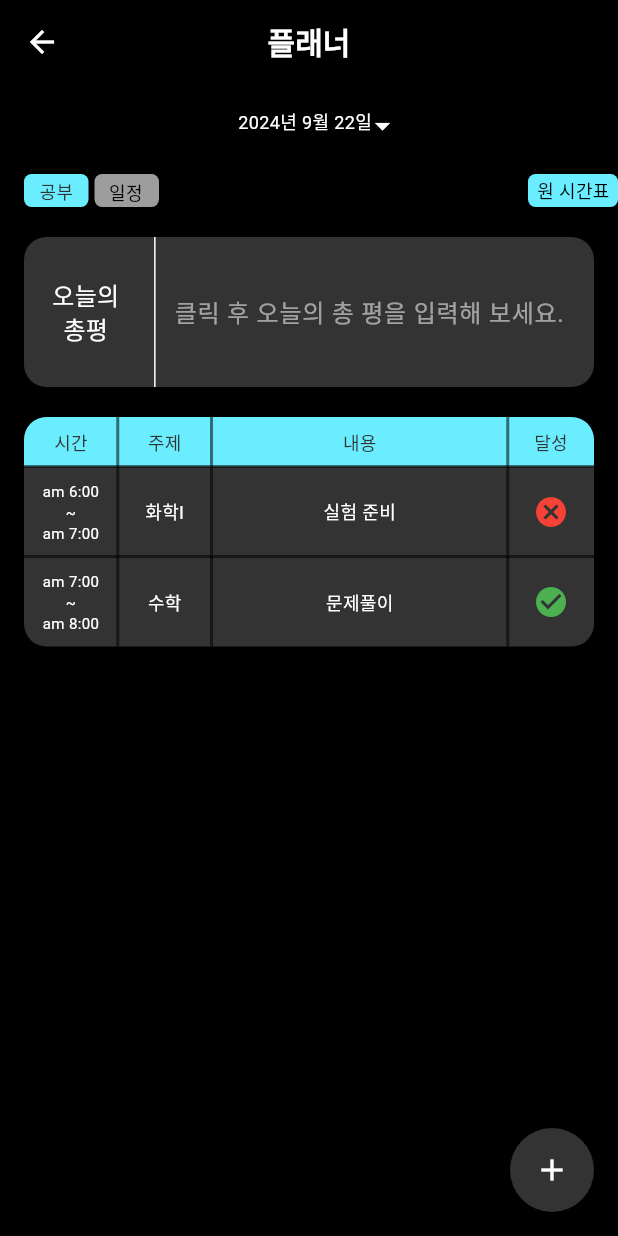
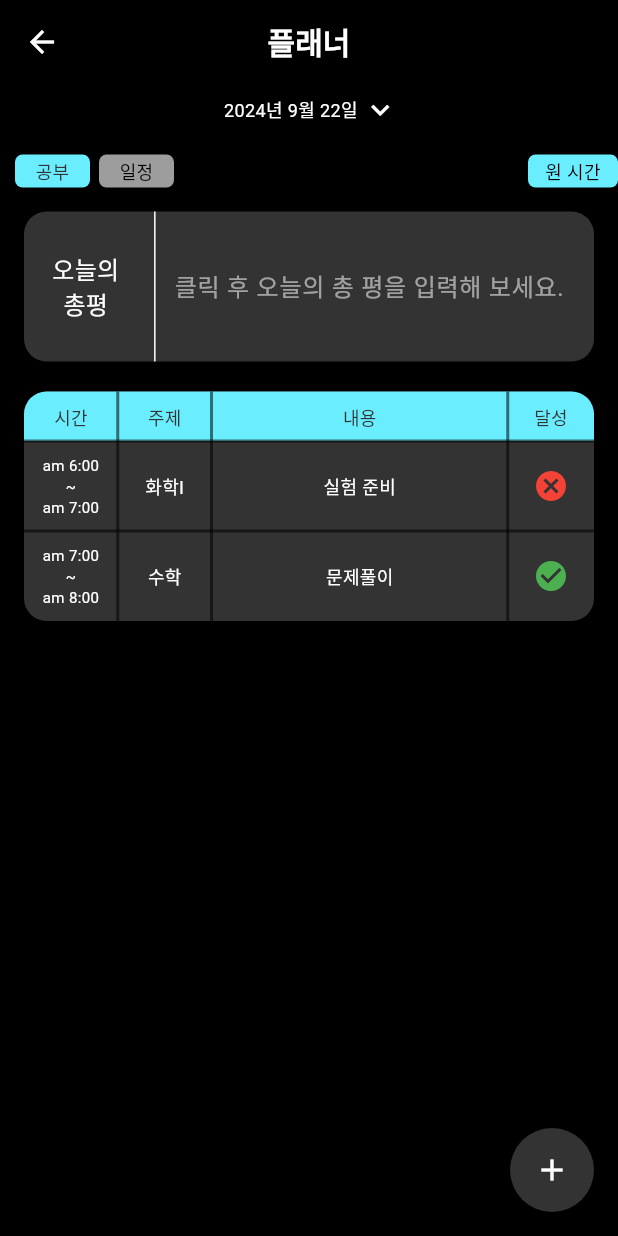
Before and after one commit to Hit-TheBook/frontend, a Flutter app: the PlannerPage screen opened directly, on a phone screen of 412 x 824 dp. Run offline on Flutter 3.47's test engine with Material 3 defaults, Android fonts, the phone set to English and light mode, and no system bars; our stand-ins replace animated_splash_screen, flutter_dotenv, flutter_feather_icons, lottie, page_transition, stop_watch_timer.

Commit message:
feat 플래너 UI

```diff
--- a/lib/pages/planner_page.dart
+++ b/lib/pages/planner_page.dart
@@ -12,6 +12,7 @@ class PlannerPage extends StatefulWidget {
 class _PlannerPageState extends State<PlannerPage> {
   DateTime _selectedDate = DateTime.now();
   final TextEditingController _controller = TextEditingController();
+  bool isStudying = true; // 공부 버튼 활성화 상태
 
   void _selectDate(BuildContext context) async {
     final DateTime? picked = await showCupertinoModalPopup<DateTime>(
@@ -108,109 +109,80 @@ class _PlannerPageState extends State<PlannerPage> {
       ),
       body: Column(
         children: [
+          Row(
+            mainAxisAlignment: MainAxisAlignment.center,
+            children: [
               GestureDetector(
-            onTap: () => _selectDate(context),
+
                 child: Container(
-              width: 122,
+
+                  width: 95,
                   height: 24,
                   alignment: Alignment.center,
-              margin: const EdgeInsets.only(top: 16.0),
-              child: Stack(
-                children: [
-                  Positioned(
-                    left: 0,
-                    top: 0,
-                    child: SizedBox(
-                      width: 117,
-                      height: 24,
+                  margin: const EdgeInsets.only(top: 5.0, right: 0.0),
                   child: Text(
                     formattedDate,
                     textAlign: TextAlign.center,
                     style: TextStyle(
                       color: Colors.white,
                       fontSize: 12,
-                          height: 0,
+                    ),
+
                   ),
                 ),
               ),
-                  ),
-                  Positioned(
-                    right: 0,
-                    top: 0,
-                    child: const Icon(
-                      Icons.arrow_drop_down,
+
+              Padding(
+                padding: const EdgeInsets.only(top: 5.0, left: 0.0), // 원하는 만큼 위쪽 여백 조정
+                child: GestureDetector(
+                  onTap: () => _selectDate(context), // 아이콘 클릭 시 날짜 선택 모달
+                  child: Icon(
+                    Icons.expand_more,
                     size: 24,
                     color: Colors.white,
                   ),
                 ),
+              ),
             ],
           ),
-            ),
-          ),
-          const SizedBox(height: 20),
-          // 버튼 추가
+          const SizedBox(height: 5),
           Row(
             mainAxisAlignment: MainAxisAlignment.start,
             children: [
-              const SizedBox(width: 16),
-              Container(
-                width: 43,
-                height: 22,
-                padding: const EdgeInsets.symmetric(horizontal: 6, vertical: 2),
-                decoration: ShapeDecoration(
-                  color: Color(0xFF69EDFF),
+              const SizedBox(width: 10),
+              ElevatedButton(
+                onPressed: () {
+                  setState(() {
+                    isStudying = true; // 공부 버튼 활성화
+                  });
+                },
+                style: ElevatedButton.styleFrom(
+                  backgroundColor: isStudying ? Color(0xFF69EDFF) : Color(0xFF9D9D9D), // 버튼 색상 설정
                   shape: RoundedRectangleBorder(borderRadius: BorderRadius.circular(5)),
+                  minimumSize: Size(50, 22),
+                  padding: EdgeInsets.symmetric(horizontal: 6, vertical: 1),
                 ),
-                child: Row(
-                  mainAxisSize: MainAxisSize.min,
-                  mainAxisAlignment: MainAxisAlignment.center,
-                  children: [
-                    Text(
+                child: const Text(
                   '공부',
-                      textAlign: TextAlign.center,
-                      style: TextStyle(
-                        color: Color(0xFF333333),
-                        fontSize: 12,
+                  style: TextStyle(color: Color(0xFF333333), fontSize: 12),
                 ),
               ),
-                  ],
+              const SizedBox(width: 6),
+              ElevatedButton(
+                onPressed: () {
+                  setState(() {
+                    isStudying = false; // 일정 버튼 활성화
+                  });
+                },
+                style: ElevatedButton.styleFrom(
+                  backgroundColor: isStudying ? Color(0xFF9D9D9D) : Color(0xFF69EDFF), // 버튼 색상 설정
+                  shape: RoundedRectangleBorder(borderRadius: BorderRadius.circular(5)),
+                  minimumSize: Size(50, 22),
+                  padding: EdgeInsets.symmetric(horizontal: 6, vertical: 1),
                 ),
-              ),
-              const SizedBox(width: 4),
-              Container(
-                width: 43,
-                height: 22,
-                child: Stack(
-                  children: [
-                    Positioned(
-                      left: 0,
-                      top: 0,
-                      child: Container(
-                        width: 43,
-                        height: 22,
-                        decoration: ShapeDecoration(
-                          color: Color(0xFF9D9D9D),
-                          shape: RoundedRectangleBorder(borderRadius: BorderRadius.circular(5)),
-                        ),
-                      ),
-                    ),
-                    Positioned(
-                      left: 6,
-                      top: 3,
-                      child: SizedBox(
-                        width: 30,
-                        height: 17,
-                        child: Text(
+                child: const Text(
                   '일정',
-                          textAlign: TextAlign.center,
-                          style: TextStyle(
-                            color: Colors.black,
-                            fontSize: 12,
-                          ),
-                        ),
-                      ),
-                    ),
-                  ],
+                  style: TextStyle(color: Colors.black, fontSize: 12),
                 ),
               ),
               const Spacer(),
@@ -222,11 +194,11 @@ class _PlannerPageState extends State<PlannerPage> {
                   color: Color(0xFF69EDFF),
                   shape: RoundedRectangleBorder(borderRadius: BorderRadius.circular(5)),
                 ),
-                child: const Row(
-                  mainAxisSize: MainAxisSize.min,
+                child: Row(
                   mainAxisAlignment: MainAxisAlignment.center,
                   children: [
-                    Text(
+                    Expanded(
+                      child: Text(
                         '원 시간표',
                         textAlign: TextAlign.center,
                         style: TextStyle(
@@ -234,13 +206,13 @@ class _PlannerPageState extends State<PlannerPage> {
                           fontSize: 12,
                         ),
                       ),
+                    ),
                   ],
                 ),
               ),
             ],
           ),
-          const SizedBox(height: 20),
-          // 새로운 컨테이너 추가
+          const SizedBox(height: 3),
           Container(
             width: 380,
             height: 100,
@@ -295,7 +267,6 @@ class _PlannerPageState extends State<PlannerPage> {
             ),
           ),
           const SizedBox(height: 20),
-          // 시간표 컨테이너 추가
           Container(
             width: 380,
             decoration: BoxDecoration(
@@ -359,12 +330,8 @@ class _PlannerPageState extends State<PlannerPage> {
             ),
           ),
           const SizedBox(height: 20),
-          // 하단에 추가할 Container
-
-
         ],
       ),
-
       floatingActionButton: CustomFloatingActionButton(
         onPressed: () {
           // 플래너 페이지에서의 버튼 동작
--- a/pubspec.yaml
+++ b/pubspec.yaml
@@ -27,6 +27,7 @@ dependencies:
   intl: ^0.18.0 #날짜
   stop_watch_timer: #타이머
   flutter_dotenv: ^5.0.2 #서버 ip보안
+  google_fonts: ^6.2.1 #아이콘및 폰트
 
 
 dev_dependencies:
```
Also changed, not shown: pubspec.lock, 1 other file. Lines whose indentation alone changed are shown as unchanged.
